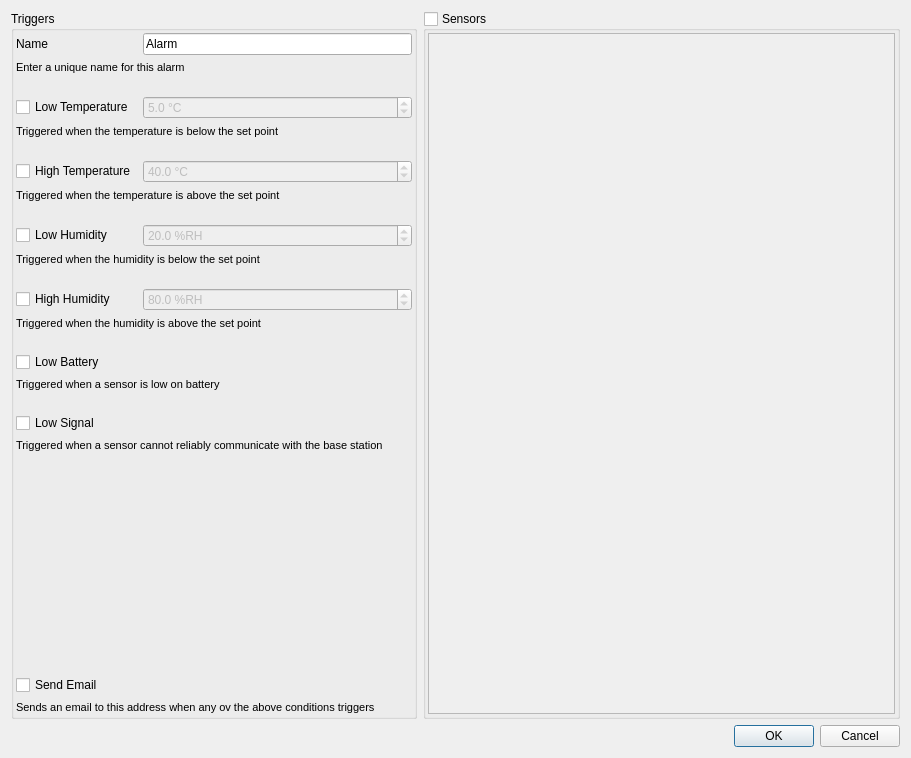
The window that manager/src/ConfigureAlarmDialog.ui (porkmarks/sense) describes before a commit, drawn with Qt 5.
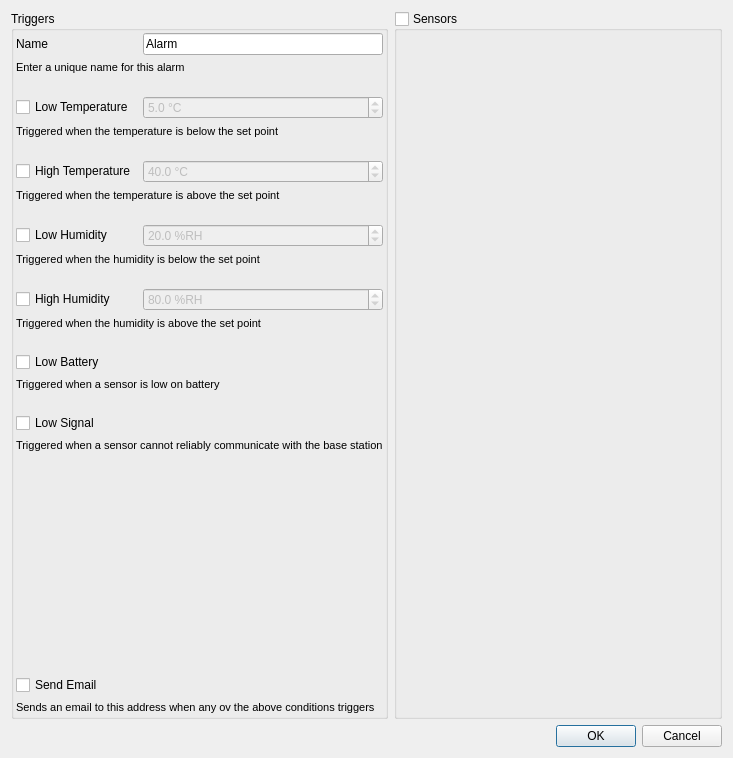
The same window after the commit. Icons and pictures are not drawn. Custom widgets are drawn as their Qt base class.

Commit message: Added new sensor filter widget Saving filter settings Synchronized filter settings between plots and measurements

```diff
--- a/manager/src/ConfigureAlarmDialog.ui
+++ b/manager/src/ConfigureAlarmDialog.ui
@@ -6,7 +6,7 @@
    <rect>
     <x>0</x>
     <y>0</y>
-    <width>911</width>
+    <width>733</width>
     <height>758</height>
    </rect>
   </property>
@@ -31,6 +31,12 @@
       </property>
       <item>
        <widget class="QGroupBox" name="groupBox">
+        <property name="sizePolicy">
+         <sizepolicy hsizetype="Maximum" vsizetype="Preferred">
+          <horstretch>0</horstretch>
+          <verstretch>0</verstretch>
+         </sizepolicy>
+        </property>
         <property name="title">
          <string>Triggers</string>
         </property>
@@ -450,11 +456,7 @@
           <number>2</number>
          </property>
          <item>
-          <widget class="QTreeView" name="sensorList">
-           <property name="alternatingRowColors">
-            <bool>true</bool>
-           </property>
-          </widget>
+          <widget class="SensorsFilterWidget" name="sensorFilter" native="true"/>
          </item>
         </layout>
        </widget>
@@ -474,6 +476,14 @@
    </item>
   </layout>
  </widget>
+ <customwidgets>
+  <customwidget>
+   <class>SensorsFilterWidget</class>
+   <extends>QWidget</extends>
+   <header>SensorsFilterWidget.h</header>
+   <container>1</container>
+  </customwidget>
+ </customwidgets>
  <tabstops>
   <tabstop>name</tabstop>
   <tabstop>lowTemperatureWatch</tabstop>
```
Left out of the diff: 1 changed line with no effect on the pictures. The commit also changes 26 other files.
